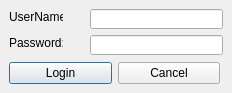
Old version of the form logindialog.ui in the repository eveningwyn/ICT_UR10.
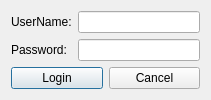
New version of the form. Icons and pictures are not drawn.

Diff of the .ui file:
```diff
--- a/logindialog.ui
+++ b/logindialog.ui
@@ -6,10 +6,16 @@
    <rect>
     <x>0</x>
     <y>0</y>
-    <width>232</width>
-    <height>93</height>
+    <width>211</width>
+    <height>95</height>
    </rect>
   </property>
+  <property name="maximumSize">
+   <size>
+    <width>211</width>
+    <height>95</height>
+   </size>
+  </property>
   <property name="windowTitle">
    <string>Log In</string>
   </property>
@@ -17,64 +23,32 @@
    <iconset resource="resource.qrc">
     <normaloff>:/res/Login_32px.png</normaloff>:/res/Login_32px.png</iconset>
   </property>
+  <layout class="QGridLayout" name="gridLayout">
+   <item row="0" column="0">
   <widget class="QLabel" name="labelUserID">
-   <property name="geometry">
-    <rect>
-     <x>9</x>
-     <y>9</y>
-     <width>54</width>
-     <height>16</height>
-    </rect>
-   </property>
    <property name="text">
     <string>UserName:</string>
    </property>
   </widget>
+   </item>
+   <item row="0" column="1">
+    <widget class="QLineEdit" name="lineEditUserID"/>
+   </item>
+   <item row="1" column="0">
   <widget class="QLabel" name="labelPassword">
-   <property name="geometry">
-    <rect>
-     <x>9</x>
-     <y>35</y>
-     <width>54</width>
-     <height>16</height>
-    </rect>
-   </property>
    <property name="text">
     <string>Password:</string>
    </property>
   </widget>
-  <widget class="QLineEdit" name="lineEditUserID">
-   <property name="geometry">
-    <rect>
-     <x>90</x>
-     <y>9</y>
-     <width>133</width>
-     <height>20</height>
-    </rect>
-   </property>
-  </widget>
+   </item>
+   <item row="1" column="1">
   <widget class="QLineEdit" name="lineEditPassword">
-   <property name="geometry">
-    <rect>
-     <x>90</x>
-     <y>35</y>
-     <width>133</width>
-     <height>20</height>
-    </rect>
-   </property>
    <property name="echoMode">
     <enum>QLineEdit::Password</enum>
    </property>
   </widget>
-  <widget class="QWidget" name="">
-   <property name="geometry">
-    <rect>
-     <x>9</x>
-     <y>61</y>
-     <width>211</width>
-     <height>25</height>
-    </rect>
-   </property>
+   </item>
+   <item row="2" column="0" colspan="2">
    <layout class="QHBoxLayout" name="horizontalLayout">
     <item>
      <widget class="QPushButton" name="pushButtonLogin">
@@ -91,7 +65,8 @@
      </widget>
     </item>
    </layout>
-  </widget>
+   </item>
+  </layout>
  </widget>
  <resources>
   <include location="resource.qrc"/>
```
Lines whose indentation alone changed are shown as unchanged.
